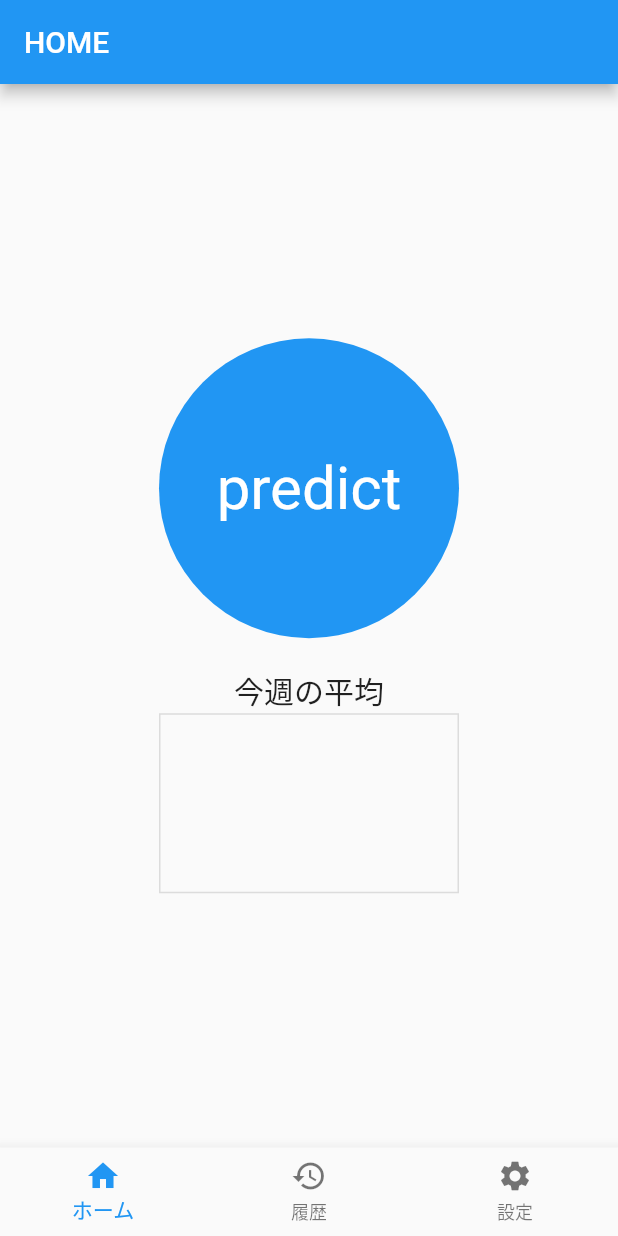
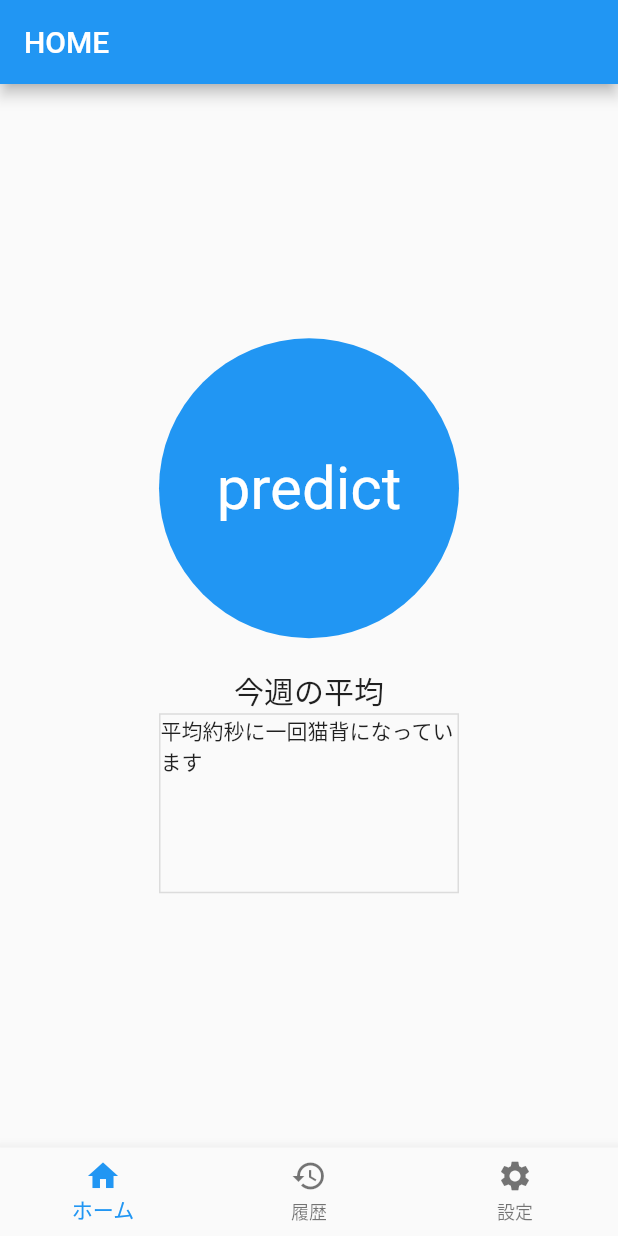
Before and after one commit to is4041/NekozeChecker, a Flutter app: the screen it shows once a user with an empty profile is signed in, on a phone screen of 412 x 824 dp. Run offline on Flutter 3.47's test engine with Material 2 defaults, Android fonts, the phone set to English and light mode, and no system bars; our stand-ins replace audioplayers, camera, cloud_firestore, firebase_auth, firebase_core, flutter_signin_button and 1 more; missing offline and left inert: tflite; accounts and stored records are empty; network calls fail.

Commit message:
#32 合計平均を計算、追加するコードを作成

```diff
--- a/lib/home/home_model.dart
+++ b/lib/home/home_model.dart
@@ -1,13 +1,19 @@
 import 'package:cloud_firestore/cloud_firestore.dart';
+import 'package:firebase_auth/firebase_auth.dart';
 import 'package:flutter/cupertino.dart';
 import 'package:flutter/foundation.dart';
 import 'package:flutter/services.dart';
 import 'package:tflite/tflite.dart';
 
+import '../camera/camera_model.dart';
 import '../utils.dart';
 
+final FirebaseAuth firebaseAuth = FirebaseAuth.instance;
+final FirebaseFirestore firestore = FirebaseFirestore.instance;
+
 class HomeModel extends ChangeNotifier {
-  List<Data>? data;
+  String totalAverage = "*";
+  List<Data>? data = [];
   Future loadModel() async {
     Tflite.close();
     try {
@@ -33,9 +39,19 @@ class HomeModel extends ChangeNotifier {
       final String seconds = data["seconds"];
       final String numberOfNotifications = data["numberOfNotifications"];
       final String average = data["averageTime"];
-      return Data(seconds, numberOfNotifications, average);
+      final String userId = data["userId"];
+      return Data(seconds, numberOfNotifications, average, userId);
     }).toList();
     this.data = data;
     notifyListeners();
   }
+
+  getTotalAverage() async {
+    final userId = firebaseAuth.currentUser!.uid;
+    DocumentSnapshot snapshot = await firestore.doc("users/$userId").get();
+    final data = snapshot.data() as Map<String, dynamic>;
+    totalAverage = data["totalAverage"];
+    print(totalAverage);
+    notifyListeners();
+  }
 }
--- a/lib/home/home_page.dart
+++ b/lib/home/home_page.dart
@@ -13,7 +13,8 @@ class HomePage extends StatelessWidget {
     return ChangeNotifierProvider<HomeModel>(
         create: (_) => HomeModel()
           ..loadModel()
-          ..fetchData(),
+          ..fetchData()
+          ..getTotalAverage(),
         builder: (context, snapshot) {
           return Scaffold(
             appBar: AppBar(
@@ -21,29 +22,30 @@ class HomePage extends StatelessWidget {
             ),
             body: Consumer<HomeModel>(builder: (context, model, child) {
               final List<Data>? data = model.data;
-              if (data == null) {
-                return const Center(child: SizedBox());
-              }
-              final List<Widget> widgets = data
-                  .map((data) => Column(
-                        children: [
-                          Text(
-                            "使用時間:${data.seconds}秒",
-                            style: TextStyle(fontSize: 20),
-                          ),
-                          Text(
-                            "検知回数:${data.numberOfNotifications}回",
-                            style: TextStyle(fontSize: 20),
-                          ),
-                          Text(
-                            data.numberOfNotifications != "0"
-                                ? "約${data.averageTime}秒に1回猫背になっています"
-                                : "猫背にはなっていません",
-                            style: TextStyle(fontSize: 20),
-                          ),
-                        ],
-                      ))
-                  .toList();
+              // final data = model.data;
+              // if (data == null) {
+              //   return const Center(child: SizedBox());
+              // }
+              // final List<Widget> widgets = data
+              //     .map((data) => Column(
+              //           children: [
+              //             Text(
+              //               "使用時間:${data.seconds}秒",
+              //               style: TextStyle(fontSize: 20),
+              //             ),
+              //             Text(
+              //               "検知回数:${data.numberOfNotifications}回",
+              //               style: TextStyle(fontSize: 20),
+              //             ),
+              //             Text(
+              //               data.numberOfNotifications != "0"
+              //                   ? "約${data.averageTime}秒に1回猫背になっています"
+              //                   : "猫背にはなっていません",
+              //               style: TextStyle(fontSize: 20),
+              //             ),
+              //           ],
+              //         ))
+              //     .toList();
               return Center(
                 child: Column(
                   mainAxisSize: MainAxisSize.min,
@@ -81,9 +83,10 @@ class HomePage extends StatelessWidget {
                       width: 200,
                       decoration: BoxDecoration(
                           border: Border.all(color: Colors.black12)),
-                      child: ListView(
-                        children: widgets,
-                      ),
+                      // child: ListView(
+                      //     children: widgets,
+                      //     ),
+                      child: Text("平均約${model.totalAverage}秒に一回猫背になっています"),
                     ),
                   ],
                 ),
--- a/lib/utils.dart
+++ b/lib/utils.dart
@@ -1,6 +1,7 @@
 class Data {
-  Data(this.seconds, this.numberOfNotifications, this.averageTime);
+  Data(this.seconds, this.numberOfNotifications, this.averageTime, this.userId);
   String seconds;
   String numberOfNotifications;
   String averageTime;
+  String userId;
 }
```
Also changed, not shown: lib/camera/camera_model.dart (+87 -7 lines), lib/camera/camera_page.dart (+85 -26 lines), lib/setting/setting_page.dart (+16 -2 lines), lib/signin/signin_model.dart (+18 -12 lines), lib/signin/signin_page.dart (+23 -2 lines), 1 other file.
